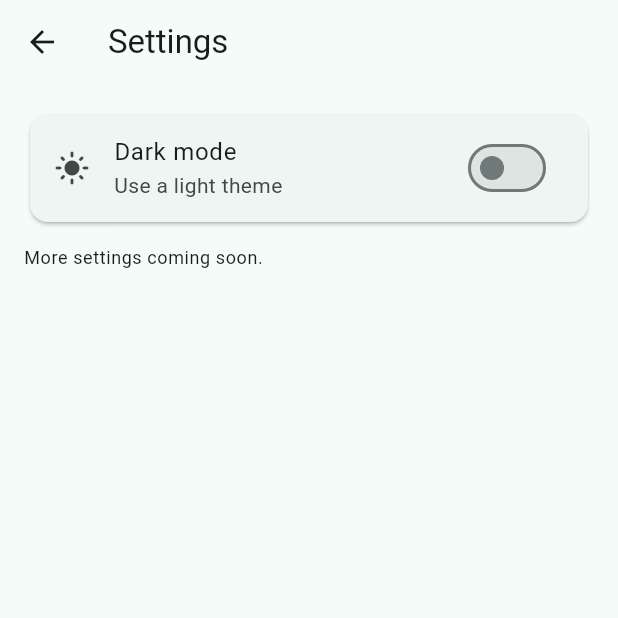
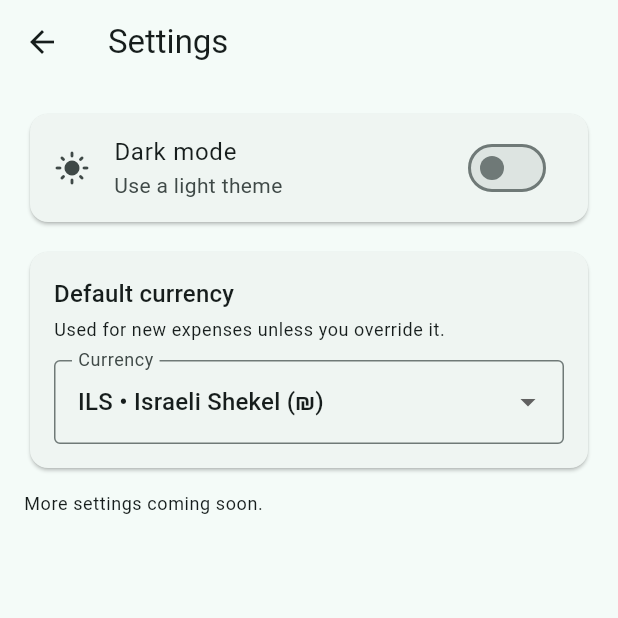
Before and after one commit to nwe2107/expense_tracker, a Flutter app: the screen it shows once a user with an empty profile is signed in, after a tap on the "person" icon, on a phone screen of 412 x 824 dp, the top half of it. Run offline on Flutter 3.47's test engine with Material 3 defaults, Android fonts, the phone set to English and light mode, and no system bars; our stand-ins replace cloud_firestore, csv, firebase_auth, firebase_core, firebase_storage, fl_chart and 4 more; accounts and stored records are empty; generated files the repository leaves out were written again.

Commit message:
this resolves #4: added default currency picker in settings view, and also resolves #3: added a currency picker in the expense creation form

```diff
--- a/lib/models/transaction_model.dart
+++ b/lib/models/transaction_model.dart
@@ -1,4 +1,6 @@
 import 'package:cloud_firestore/cloud_firestore.dart';
+
+import '../utils/currency_data.dart';
 
 class TransactionModel {
   final String id;
@@ -66,7 +68,7 @@ class TransactionModel {
       date: dateTs is Timestamp ? dateTs.toDate() : DateTime.fromMillisecondsSinceEpoch(0),
       createdAt: createdAtTs is Timestamp ? createdAtTs.toDate() : null,
       amount: (data['amount'] as num?)?.toDouble() ?? 0,
-      currency: (data['currency'] as String?) ?? 'ILS',
+      currency: (data['currency'] as String?) ?? defaultCurrencyCode,
       categoryId: (data['categoryId'] as String?) ?? '',
       merchant: data['merchant'] as String?,
       paymentMethod: data['paymentMethod'] as String?,
--- a/lib/pages/app_shell.dart
+++ b/lib/pages/app_shell.dart
@@ -45,7 +45,7 @@ class _AppShellState extends State<AppShell> {
           ),
           onPressed: () {
             Navigator.of(context).push(
-              MaterialPageRoute(builder: (_) => const SettingsPage()),
+              MaterialPageRoute(builder: (_) => SettingsPage()),
             );
           },
         ),
--- a/lib/pages/settings_page.dart
+++ b/lib/pages/settings_page.dart
@@ -1,14 +1,20 @@
+import 'package:firebase_auth/firebase_auth.dart';
 import 'package:flutter/material.dart';
 
 import '../main.dart';
+import '../services/firestore_service.dart';
+import '../utils/currency_data.dart';
 
 class SettingsPage extends StatelessWidget {
-  const SettingsPage({super.key});
+  SettingsPage({super.key});
+
+  final FirestoreService _firestore = FirestoreService();
 
   @override
   Widget build(BuildContext context) {
     final themeController = ThemeScope.of(context);
     final theme = Theme.of(context);
+    final uid = FirebaseAuth.instance.currentUser?.uid;
 
     return Scaffold(
       appBar: AppBar(title: const Text('Settings')),
@@ -33,6 +39,60 @@ class SettingsPage extends StatelessWidget {
             ),
           ),
           const SizedBox(height: 12),
+          Card(
+            child: Padding(
+              padding: const EdgeInsets.all(16),
+              child: Column(
+                crossAxisAlignment: CrossAxisAlignment.start,
+                children: [
+                  Text(
+                    'Default currency',
+                    style: theme.textTheme.titleMedium,
+                  ),
+                  const SizedBox(height: 4),
+                  Text(
+                    'Used for new expenses unless you override it.',
+                    style: theme.textTheme.bodySmall,
+                  ),
+                  const SizedBox(height: 12),
+                  if (uid == null)
+                    Text(
+                      'Sign in to choose a default currency.',
+                      style: theme.textTheme.bodySmall,
+                    )
+                  else
+                    StreamBuilder<String>(
+                      stream: _firestore.streamDefaultCurrency(uid),
+                      builder: (context, snapshot) {
+                        final current = snapshot.data ?? defaultCurrencyCode;
+                        final normalized = currencyOptionByCode(current).code;
+                        return DropdownButtonFormField<String>(
+                          value: normalized,
+                          isExpanded: true,
+                          items: currencyOptions
+                              .map(
+                                (option) => DropdownMenuItem(
+                                  value: option.code,
+                                  child: Text('${option.displayLabel} (${option.symbol})'),
+                                ),
+                              )
+                              .toList(),
+                          onChanged: (value) {
+                            if (value == null) return;
+                            _firestore.setDefaultCurrency(uid, value);
+                          },
+                          decoration: const InputDecoration(
+                            labelText: 'Currency',
+                            border: OutlineInputBorder(),
+                          ),
+                        );
+                      },
+                    ),
+                ],
+              ),
+            ),
+          ),
+          const SizedBox(height: 12),
           Text(
             'More settings coming soon.',
             style: theme.textTheme.bodySmall,
--- a/lib/services/firestore_service.dart
+++ b/lib/services/firestore_service.dart
@@ -2,6 +2,7 @@ import 'package:cloud_firestore/cloud_firestore.dart';
 
 import '../models/category_model.dart';
 import '../models/transaction_model.dart';
+import '../utils/currency_data.dart';
 
 /// Thin Firestore data-access layer using the schema:
 /// `users/{uid}/categories/*` and `users/{uid}/transactions/*`.
@@ -24,6 +25,26 @@ class FirestoreService {
       _userDoc(uid).collection('transactions');
 
   String newTransactionId(String uid) => _transactionsRef(uid).doc().id;
+
+  Stream<String> streamDefaultCurrency(String uid) {
+    return _userDoc(uid).snapshots().map((snap) {
+      final data = snap.data();
+      return (data?['defaultCurrency'] as String?) ?? defaultCurrencyCode;
+    });
+  }
+
+  Future<String> fetchDefaultCurrency(String uid) async {
+    final snap = await _userDoc(uid).get();
+    final data = snap.data();
+    return (data?['defaultCurrency'] as String?) ?? defaultCurrencyCode;
+  }
+
+  Future<void> setDefaultCurrency(String uid, String currency) async {
+    await _userDoc(uid).set(
+      {'defaultCurrency': currency},
+      SetOptions(merge: true),
+    );
+  }
 
   Stream<List<CategoryModel>> streamCategories(String uid) {
     return _categoriesRef(uid)
--- /dev/null
+++ b/lib/utils/currency_data.dart
@@ -0,0 +1,46 @@
+class CurrencyOption {
+  final String code;
+  final String symbol;
+  final String name;
+
+  const CurrencyOption({
+    required this.code,
+    required this.symbol,
+    required this.name,
+  });
+
+  String get displayLabel => '$code • $name';
+}
+
+const String defaultCurrencyCode = 'ILS';
+
+const List<CurrencyOption> currencyOptions = [
+  CurrencyOption(code: 'ILS', symbol: '₪', name: 'Israeli Shekel'),
+  CurrencyOption(code: 'USD', symbol: '\$', name: 'US Dollar'),
+  CurrencyOption(code: 'EUR', symbol: '€', name: 'Euro'),
+  CurrencyOption(code: 'GBP', symbol: '£', name: 'British Pound'),
+  CurrencyOption(code: 'CAD', symbol: 'C\$', name: 'Canadian Dollar'),
+  CurrencyOption(code: 'AUD', symbol: 'A\$', name: 'Australian Dollar'),
+  CurrencyOption(code: 'JPY', symbol: '¥', name: 'Japanese Yen'),
+  CurrencyOption(code: 'CHF', symbol: 'CHF', name: 'Swiss Franc'),
+  CurrencyOption(code: 'CNY', symbol: '¥', name: 'Chinese Yuan'),
+  CurrencyOption(code: 'INR', symbol: '₹', name: 'Indian Rupee'),
+  CurrencyOption(code: 'BRL', symbol: 'R\$', name: 'Brazilian Real'),
+  CurrencyOption(code: 'MXN', symbol: 'MX\$', name: 'Mexican Peso'),
+  CurrencyOption(code: 'SEK', symbol: 'kr', name: 'Swedish Krona'),
+  CurrencyOption(code: 'NOK', symbol: 'kr', name: 'Norwegian Krone'),
+  CurrencyOption(code: 'DKK', symbol: 'kr', name: 'Danish Krone'),
+  CurrencyOption(code: 'ZAR', symbol: 'R', name: 'South African Rand'),
+  CurrencyOption(code: 'AED', symbol: 'د.إ', name: 'UAE Dirham'),
+  CurrencyOption(code: 'SAR', symbol: 'ر.س', name: 'Saudi Riyal'),
+];
+
+CurrencyOption currencyOptionByCode(String code) {
+  for (final option in currencyOptions) {
+    if (option.code == code) return option;
+  }
+  for (final option in currencyOptions) {
+    if (option.code == defaultCurrencyCode) return option;
+  }
+  return currencyOptions.first;
+}
```
Also changed, not shown: lib/pages/edit_transaction_page.dart (+50 -5 lines).
